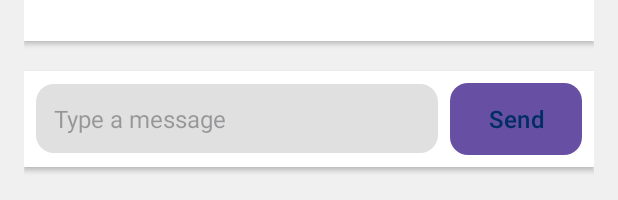
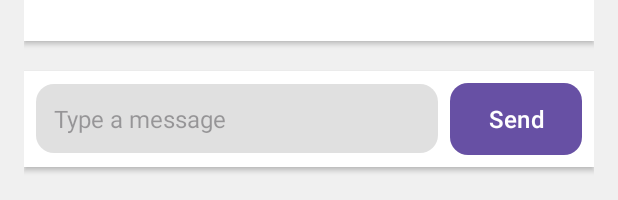
Before and after one commit to NIBM-GALLE/GAHDSE241F-carenest, an Android app: the layout activity_chat.xml on its own in the app's theme, with its tools: preview values and no code run, on a phone screen of 412 x 824 dp. Shown: the part 1033-1233 px from the top of the screen. Run offline under Robolectric (Android 15) with nearby library versions, the phone set to English and light mode, and no system bars.

Commit message:
changed button

```diff
--- a/app/src/main/res/layout/activity_chat.xml
+++ b/app/src/main/res/layout/activity_chat.xml
@@ -29,8 +29,7 @@
         android:layout_marginTop="8dp"
         android:layout_marginBottom="8dp"
         android:gravity="center_vertical"
-        android:elevation="2dp"
-        android:cornerRadius="10dp">
+        android:elevation="2dp">
 
         <EditText
             android:id="@+id/messageEditText"
@@ -52,7 +51,8 @@
             android:layout_height="wrap_content"
             android:text="Send"
             android:textSize="16sp"
-            android:textColor="@color/dark_blue"
+            android:textColor="@color/white"
+            android:backgroundTint="@color/dark_blue"
             android:background="@drawable/rounded_button"
             android:layout_gravity="center_vertical" />
 
```
